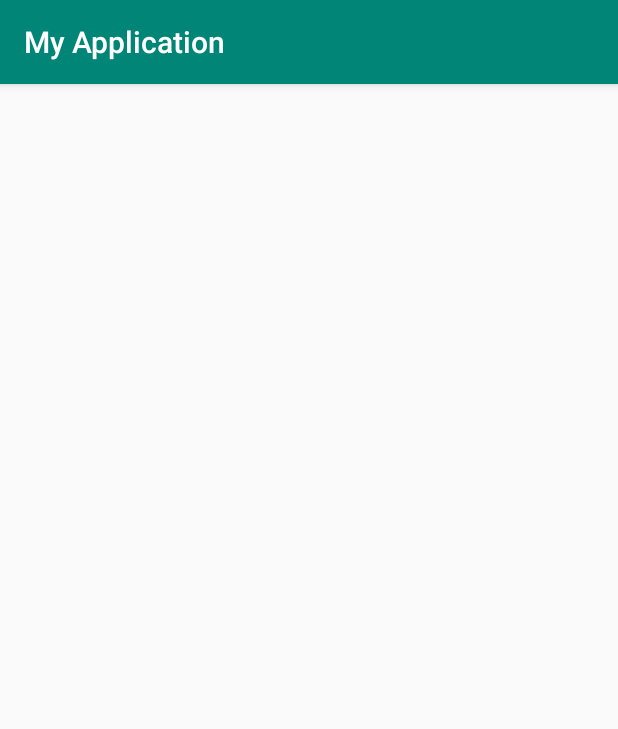
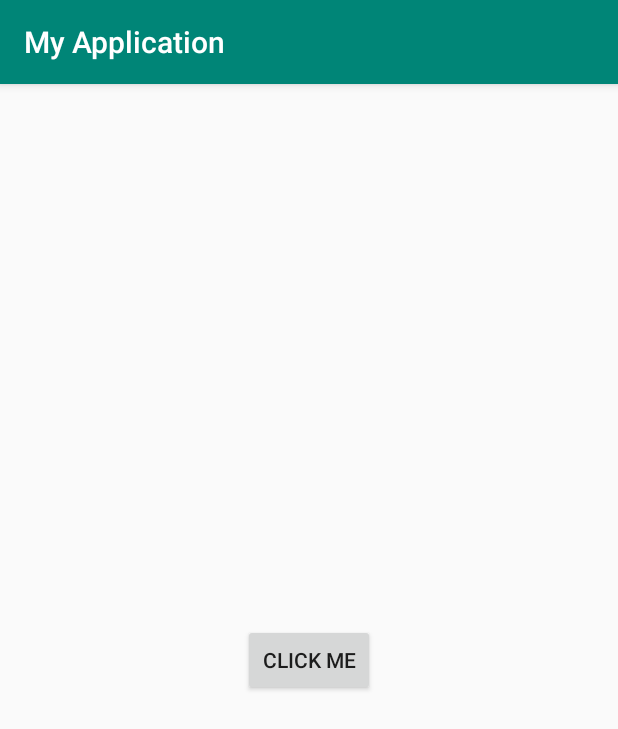
Before and after one commit to KirillKolyshkin/AndroidLearningProject, an Android app: the MainActivity screen opened directly, with no data from a screen before it, on a phone screen of 412 x 824 dp. Shown: the top 729 px of the screen. Run offline under Robolectric (Android 15) with nearby library versions, the phone set to English and light mode, and no system bars.

Commit message:
Click me

```diff
--- a/app/src/main/res/layout/activity_main.xml
+++ b/app/src/main/res/layout/activity_main.xml
@@ -1,5 +1,5 @@
 <?xml version="1.0" encoding="utf-8"?>
-<android.support.constraint.ConstraintLayout
+<RelativeLayout
         xmlns:android="http://schemas.android.com/apk/res/android"
         xmlns:tools="http://schemas.android.com/tools"
         xmlns:app="http://schemas.android.com/apk/res-auto"
@@ -7,4 +7,14 @@
         android:layout_height="match_parent"
         tools:context=".MainActivity">
 
-</android.support.constraint.ConstraintLayout>
+    <Button
+            android:layout_width="wrap_content"
+            android:layout_height="wrap_content"
+            android:layout_centerVertical="true"
+            android:layout_centerHorizontal="true"
+            android:id="@+id/btn"
+            android:text="Click Me"
+    />
+
+
+</RelativeLayout>
```
